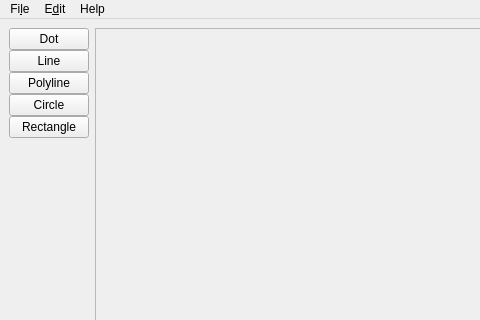
Above: app/ui/main_window.ui from drahoja9/BI-OOP-CAD before the change; both pictures show x 0 to 480 and y 0 to 320 of the 1134 by 601 pixel window. Below: the same form after it.
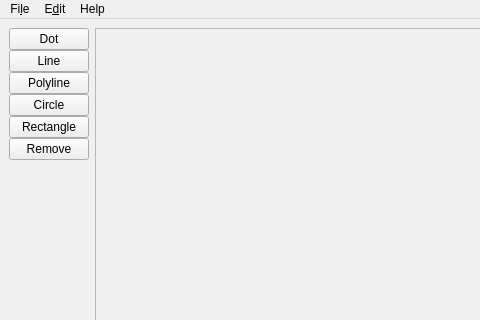
That is the form after the change.

What changed in the file:
```diff
--- a/app/ui/main_window.ui
+++ b/app/ui/main_window.ui
@@ -58,6 +58,13 @@
         </property>
        </widget>
       </item>
+      <item>
+       <widget class="QPushButton" name="removeButton">
+        <property name="text">
+         <string>Remove</string>
+        </property>
+       </widget>
+      </item>
       <item>
        <spacer name="verticalSpacer">
         <property name="orientation">
```
